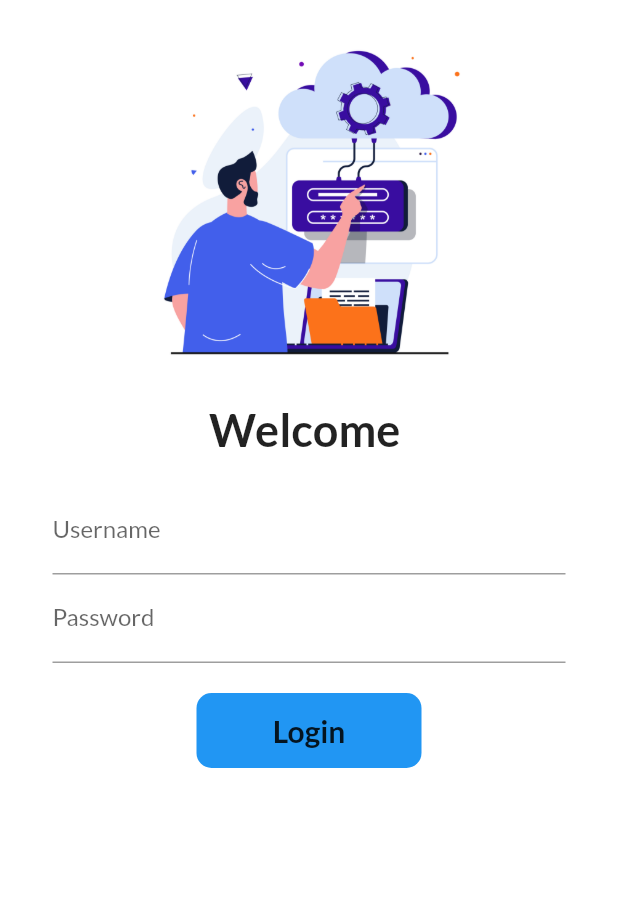
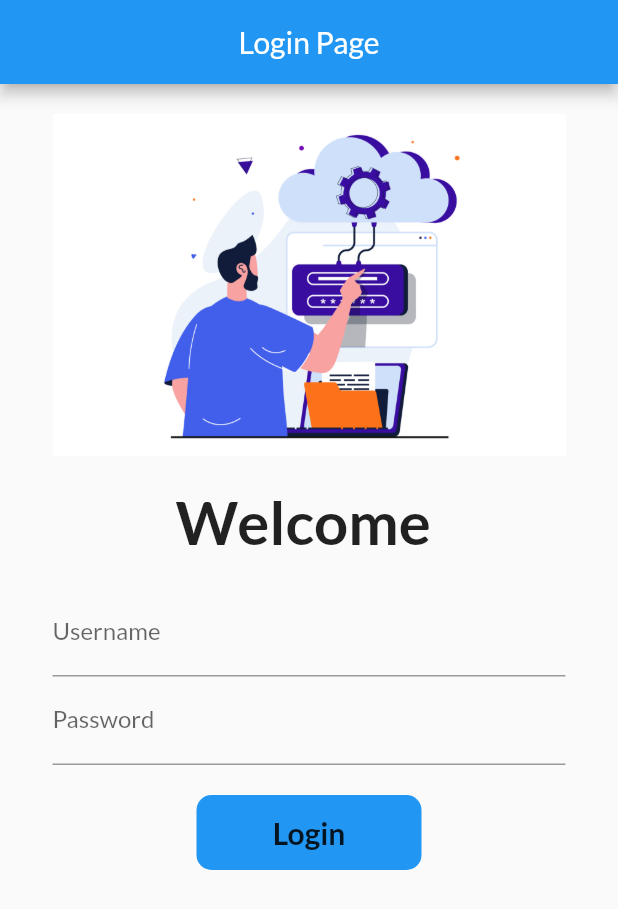
Before and after one commit to Dibs07/MY-30-DAYS-OF-FLUTTER, a Flutter app: the screen it shows after launch, on a phone screen of 412 x 824 dp. Shown: the top 909 px of the screen. Run offline on Flutter 3.47's test engine with Material 2 defaults, Android fonts, the phone set to English and light mode, and no system bars; our stand-ins replace google_fonts.

Commit message:
Day 7 completed

```diff
--- a/lib/Screens/home_page.dart
+++ b/lib/Screens/home_page.dart
@@ -6,7 +6,10 @@ class Homepage extends StatelessWidget {
   @override
   Widget build(BuildContext context) {
     return Scaffold(
-      appBar: AppBar(title: Text("Catalog")),
+      appBar: AppBar(
+        title: const Text("Catalog"),
+        centerTitle: true,
+      ),
       body: Center(
         child: Text("I love flutter $count"),
       ),
--- a/lib/Screens/login_page.dart
+++ b/lib/Screens/login_page.dart
@@ -10,13 +10,33 @@ class _LoginpageState extends State<Loginpage> {
   //const Loginpage({super.key});
   String name = "";
   bool changeButton = false;
+  final _formkey = GlobalKey<FormState>();
+  movetoHome(BuildContext context) async {
+    if (_formkey.currentState!.validate()) {
+      setState(() {
+        changeButton = true;
+      });
+      await Future.delayed(const Duration(seconds: 1));
+      await Navigator.pushNamed(context, Myroutes.homeRoute);
+      setState(() {
+        changeButton = false;
+      });
+    }
+  }
+
   @override
   Widget build(BuildContext context) {
-    return Material(
-      color: Colors.white,
-      child: Padding(
+    return Scaffold(
+      appBar: AppBar(
+        centerTitle: true,
+        title: const Text("Login Page"),
+      ),
+      //color: Colors.white,
+      body: Padding(
         padding: const EdgeInsets.symmetric(vertical: 20.0, horizontal: 35.0),
         child: SingleChildScrollView(
+          child: Form(
+            key: _formkey,
             child: Column(
               children: [
                 Image.asset(
@@ -29,7 +49,7 @@ class _LoginpageState extends State<Loginpage> {
                 Text(
                   "Welcome $name",
                   style: const TextStyle(
-                  fontSize: 30,
+                    fontSize: 40,
                     fontWeight: FontWeight.bold,
                   ),
                 ),
@@ -41,6 +61,12 @@ class _LoginpageState extends State<Loginpage> {
                     hintText: "Enter Username",
                     labelText: "Username",
                   ),
+                  validator: (value) {
+                    if (value!.isEmpty) {
+                      return "Username can't be empty";
+                    }
+                    return null;
+                  },
                   onChanged: (value) {
                     name = value;
                     setState(() {});
@@ -52,27 +78,33 @@ class _LoginpageState extends State<Loginpage> {
                     hintText: "Enter Password",
                     labelText: "Password",
                   ),
+                  validator: (value) {
+                    if (value!.isEmpty) {
+                      return "Password can't be empty";
+                    } else if (value!.length < 6) {
+                      return "Password length can't be less than 6 letters";
+                    }
+                    return null;
+                  },
                 ),
                 const SizedBox(
                   height: 20,
                 ),
-              InkWell(
-                onTap: () async {
-                  setState(() {
-                    changeButton = true;
-                  });
-                  await Future.delayed(const Duration(seconds: 1));
-                  Navigator.pushNamed(context, Myroutes.homeRoute);
-                },
+                Material(
+                  color: Colors.blue,
+                  borderRadius: BorderRadius.circular(changeButton ? 15 : 10),
+                  child: InkWell(
+                    splashColor: Colors.red,
+                    onTap: () => movetoHome(context),
                     child: AnimatedContainer(
                       duration: const Duration(seconds: 1),
                       height: 50,
                       width: changeButton ? 100 : 150,
                       alignment: Alignment.center,
-                  decoration: BoxDecoration(
+                      /*decoration: BoxDecoration(
                         color: Colors.blue,
                         borderRadius: BorderRadius.circular(changeButton ? 15 : 10),
-                  ),
+                      ),*/
                       child: changeButton
                           ? const Icon(
                               Icons.done,
@@ -83,6 +115,7 @@ class _LoginpageState extends State<Loginpage> {
                               style: TextStyle(
                                 fontSize: 20,
                                 fontWeight: FontWeight.bold,
+                              ),
                             ),
                     ),
                   ),
@@ -102,6 +135,7 @@ class _LoginpageState extends State<Loginpage> {
             ),
           ),
         ),
+      ),
     );
   }
 }
```
Lines whose indentation alone changed are shown as unchanged.
